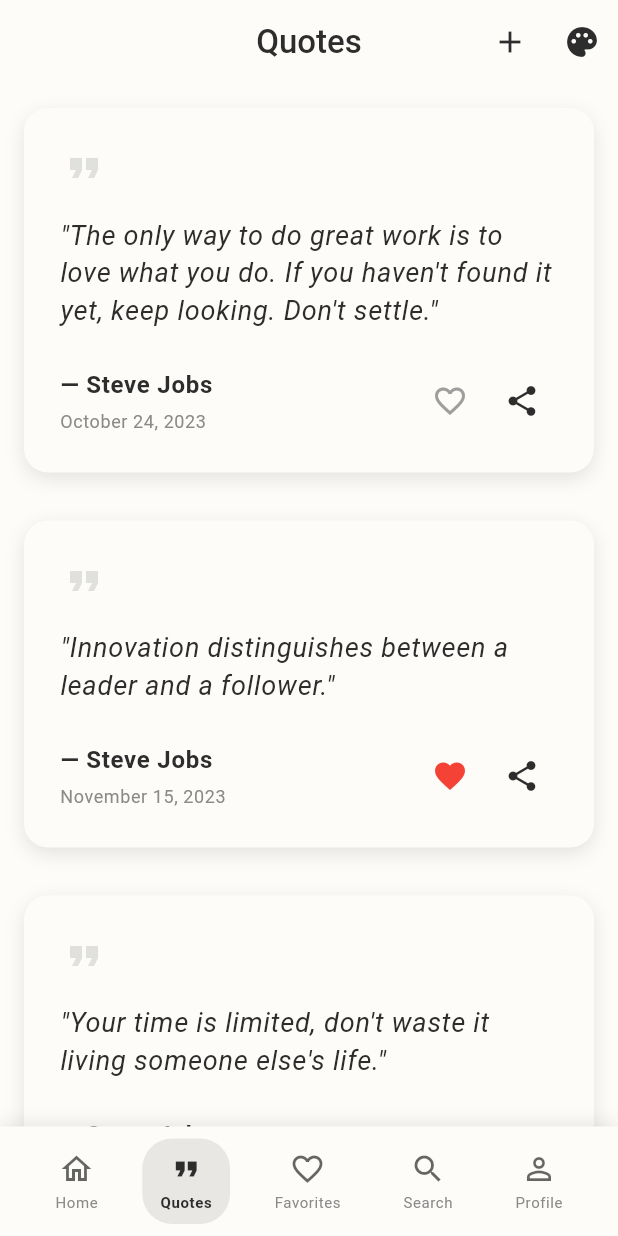
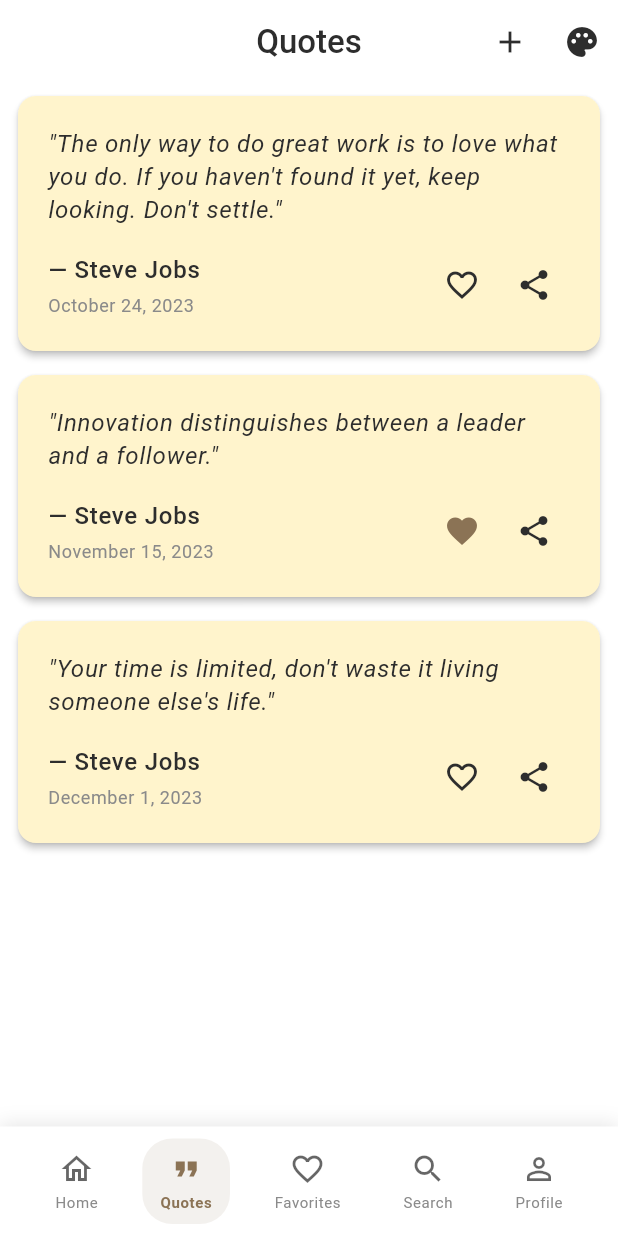
Before and after one commit to akshayxemo/quote-vault, a Flutter app: the QuotesScreen screen opened by its route, on a phone screen of 412 x 824 dp. Run offline on Flutter 3.47's test engine with Material 3 defaults, Android fonts, the phone set to English and light mode, and no system bars; our stand-ins replace dartz, equatable, flutter_bloc, get_it, go_router, share_plus and 2 more; missing offline and left inert: gal; accounts and stored records are empty.

Commit message:
fixed share issue and also themes. added text size adjustable feature for quotes only.

```diff
--- /dev/null
+++ b/lib/core/settings/text_size_provider.dart
@@ -0,0 +1,39 @@
+import 'package:flutter/material.dart';
+import 'package:shared_preferences/shared_preferences.dart';
+
+class TextSizeProvider extends ChangeNotifier {
+  static const String _textSizeKey = 'quote_text_size';
+  static const double _defaultTextSize = 16.0;
+  static const double _minTextSize = 8.0;
+  static const double _maxTextSize = 18.0;
+
+  double _textSize = _defaultTextSize;
+  final SharedPreferences _prefs;
+
+  TextSizeProvider(this._prefs) {
+    _loadTextSize();
+  }
+
+  double get textSize => _textSize;
+  double get minTextSize => _minTextSize;
+  double get maxTextSize => _maxTextSize;
+
+  void _loadTextSize() {
+    _textSize = _prefs.getDouble(_textSizeKey) ?? _defaultTextSize;
+    notifyListeners();
+  }
+
+  Future<void> setTextSize(double size) async {
+    if (size < _minTextSize || size > _maxTextSize) return;
+
+    _textSize = size;
+    await _prefs.setDouble(_textSizeKey, size);
+    notifyListeners();
+  }
+
+  String getTextSizeLabel() {
+    if (_textSize <= 10) return 'Small';
+    if (_textSize <= 14) return 'Medium';
+    return 'Large';
+  }
+}
--- a/lib/main.dart
+++ b/lib/main.dart
@@ -2,9 +2,11 @@ import 'package:flutter/material.dart';
 import 'package:flutter_bloc/flutter_bloc.dart';
 import 'package:provider/provider.dart';
 import 'package:quote_vault/core/theme/theme_provider.dart';
+import 'package:quote_vault/core/settings/text_size_provider.dart';
 import 'package:quote_vault/core/constants/app_constants.dart';
 import 'package:quote_vault/app/routes/routes.dart';
 import 'package:supabase_flutter/supabase_flutter.dart';
+import 'package:shared_preferences/shared_preferences.dart';
 import 'core/di/injection_container.dart' as di;
 import 'core/di/auth_injections.dart';
 import 'presentation/bloc/auth/auth_bloc.dart';
@@ -21,17 +23,23 @@ void main() async{
   // Initialize dependency injection
   await di.init();
 
-  runApp(const MyApp());
+  // Initialize SharedPreferences for TextSizeProvider
+  final prefs = await SharedPreferences.getInstance();
+
+  runApp(MyApp(prefs: prefs));
 }
 
 class MyApp extends StatelessWidget {
-  const MyApp({super.key});
+  final SharedPreferences prefs;
+
+  const MyApp({super.key, required this.prefs});
 
   @override
   Widget build(BuildContext context) {
     return MultiProvider(
       providers: [
         ChangeNotifierProvider(create: (context) => ThemeProvider()),
+        ChangeNotifierProvider(create: (context) => TextSizeProvider(prefs)),
         BlocProvider<AuthBloc>(
           create: (_) => sl<AuthBloc>()
             ..add(const CheckSessionEvent()),
--- a/lib/presentation/screens/quotes/quotes_screen.dart
+++ b/lib/presentation/screens/quotes/quotes_screen.dart
@@ -86,7 +86,7 @@ class _QuotesScreenState extends State<QuotesScreen> {
                 final quote = _quotes[index];
                 return QuoteCard(
                   quote: quote,
-                  style: QuoteCardStyle.minimal,
+                  style: QuoteCardStyle.defaultStyle,
                   isFavorited: quote.isFavorite,
                   onFavorite: () {
                     setState(() {
--- a/lib/presentation/widgets/navigation/bottom_nav_bar.dart
+++ b/lib/presentation/widgets/navigation/bottom_nav_bar.dart
@@ -103,7 +103,7 @@ class BottomNavBar extends StatelessWidget {
         decoration: BoxDecoration(
           borderRadius: BorderRadius.circular(20),
           color: isActive
-              ? Theme.of(context).primaryColor.withValues(alpha: 0.1)
+              ? Theme.of(context).colorScheme.tertiary.withValues(alpha: 0.1)
               : Colors.transparent,
         ),
         child: Column(
@@ -115,7 +115,7 @@ class BottomNavBar extends StatelessWidget {
                 isActive ? activeIcon : icon,
                 key: ValueKey(isActive),
                 color: isActive
-                    ? Theme.of(context).primaryColor
+                    ? Theme.of(context).colorScheme.tertiary
                     : Theme.of(context).iconTheme.color?.withValues(alpha: 0.6),
                 size: 24,
               ),
@@ -126,7 +126,7 @@ class BottomNavBar extends StatelessWidget {
               fontSize: 10,
               fontWeight: isActive ? FontWeight.w600 : FontWeight.w400,
               customColor: isActive
-                  ? Theme.of(context).primaryColor
+                  ? Theme.of(context).colorScheme.tertiary
                   : null,
             ),
           ],
--- a/lib/presentation/widgets/profile/theme_selector_modal.dart
+++ b/lib/presentation/widgets/profile/theme_selector_modal.dart
@@ -210,7 +210,7 @@ class ThemeSelectorModal extends StatelessWidget {
             if (isSelected)
               Icon(
                 Icons.check_circle,
-                color: Theme.of(context).primaryColor,
+                color: Theme.of(context).colorScheme.tertiary,
                 size: 24,
               )
             else
--- a/lib/presentation/widgets/quote/quote_card.dart
+++ b/lib/presentation/widgets/quote/quote_card.dart
@@ -5,13 +5,14 @@ import 'package:flutter/material.dart';
 import 'package:flutter/rendering.dart';
 import 'package:share_plus/share_plus.dart';
 import 'package:path_provider/path_provider.dart';
-import 'package:gallery_saver/gallery_saver.dart';
+import 'package:gal/gal.dart';
 import 'package:quote_vault/domain/entities/quote.dart';
 import 'package:quote_vault/presentation/widgets/common/themed_text.dart';
 import 'package:quote_vault/presentation/widgets/quote/quote_card_styles.dart';
 import 'package:quote_vault/presentation/widgets/quote/shareable_quote_card.dart';
 
 enum QuoteCardStyle {
+  defaultStyle,
   minimal,
   elegant,
   modern,
@@ -48,6 +49,8 @@ class _QuoteCardState extends State<QuoteCard> {
 
   ShareableCardStyle _mapToShareableStyle(QuoteCardStyle style) {
     switch (style) {
+      case QuoteCardStyle.defaultStyle:
+        return ShareableCardStyle.minimal;
       case QuoteCardStyle.minimal:
         return ShareableCardStyle.minimal;
       case QuoteCardStyle.elegant:
@@ -60,13 +63,20 @@ class _QuoteCardState extends State<QuoteCard> {
   @override
   Widget build(BuildContext context) {
     return Container(
-      margin: const EdgeInsets.all(16),
+      margin: const EdgeInsets.symmetric(vertical: 4.0, horizontal: 8.0),
       child: _buildCardByStyle(),
     );
   }
 
   Widget _buildCardByStyle() {
     switch (widget.style) {
+      case QuoteCardStyle.defaultStyle:
+        return QuoteCardStyles.defaultStyle(
+          quote: widget.quote,
+          onFavorite: widget.onFavorite,
+          onShare: _showShareOptions,
+          isFavorited: widget.isFavorited,
+        );
       case QuoteCardStyle.minimal:
         return QuoteCardStyles.minimal(
           quote: widget.quote,
@@ -470,19 +480,8 @@ class _QuoteCardState extends State<QuoteCard> {
       final imageFile = await _captureShareableWidget();
       if (imageFile != null) {
         // Try to save directly to gallery first
-        final success = await GallerySaver.saveImage(imageFile.path);
-
-        if (success == true) {
-          _showSuccessSnackBar('Quote card saved to gallery!');
-        } else {
-          // Fallback to share if direct save fails
-          await Share.shareXFiles(
-            [XFile(imageFile.path)],
-            text: 'Check out this quote!',
-            subject: 'Quote Card',
-          );
-          _showSuccessSnackBar('Quote card ready to save! Use the share menu to save to gallery.');
-        }
+        await Gal.putImage(imageFile.path);
+        _showSuccessSnackBar('Quote card saved to gallery!');
       }
     } catch (e) {
       // If gallery save fails, fallback to share
--- a/lib/presentation/widgets/quote/quote_card_styles.dart
+++ b/lib/presentation/widgets/quote/quote_card_styles.dart
@@ -1,8 +1,81 @@
 import 'package:flutter/material.dart';
+import 'package:provider/provider.dart';
 import 'package:quote_vault/domain/entities/quote.dart';
 import 'package:quote_vault/presentation/widgets/common/themed_text.dart';
+import 'package:quote_vault/core/settings/text_size_provider.dart';
 
 class QuoteCardStyles {
+  static Widget defaultStyle({
+    required Quote quote,
+    VoidCallback? onFavorite,
+    VoidCallback? onShare,
+    bool isFavorited = false,
+  }) {
+    return Builder(
+      builder: (context) {
+        final textSize = context.watch<TextSizeProvider>().textSize;
+
+        return Card(
+          elevation: 2,
+          child: Padding(
+            padding: const EdgeInsets.all(20),
+            child: Column(
+              crossAxisAlignment: CrossAxisAlignment.start,
+              children: [
+                // Quote text
+                ThemedText.body(
+                  '"${quote.text}"',
+                  fontSize: textSize,
+                  fontStyle: FontStyle.italic,
+                  height: 1.4,
+                ),
+
+                const SizedBox(height: 16),
+
+                // Author and actions row
+                Row(
+                  children: [
+                    Expanded(
+                      child: Column(
+                        crossAxisAlignment: CrossAxisAlignment.start,
+                        children: [
+                          ThemedText.body(
+                            '— ${quote.author}',
+                            fontWeight: FontWeight.w500,
+                          ),
+                          const SizedBox(height: 4),
+                          ThemedText.caption(
+                            _formatDate(quote.createdAt),
+                            fontSize: 12,
+                          ),
+                        ],
+                      ),
+                    ),
+
+                    // Action buttons
+                    IconButton(
+                      onPressed: onFavorite,
+                      icon: Icon(
+                        isFavorited ? Icons.favorite : Icons.favorite_border,
+                        color: isFavorited
+                            ? Theme.of(context).colorScheme.tertiary
+                            : null,
+                      ),
+                    ),
+                    IconButton(
+                      onPressed: onShare,
+                      icon: const Icon(Icons.share),
+                    ),
+                  ],
+                ),
+              ],
+            ),
+          ),
+        );
+      },
+    );
+  }
+
   static Widget minimal({
     required Quote quote,
     VoidCallback? onFavorite,
--- a/pubspec.yaml
+++ b/pubspec.yaml
@@ -49,7 +49,7 @@ dependencies:
   share_plus: ^10.1.2
   path_provider: ^2.1.4
   permission_handler: ^11.3.1
-  gallery_saver: ^2.3.2
+  gal: ^2.3.0
 
 dev_dependencies:
   flutter_test:
```
Also changed, not shown: lib/core/theme/app_colors.dart (+6 -2 lines), lib/core/theme/app_themes.dart (+4 -4 lines), lib/presentation/screens/profile/profile_screen.dart (+38 -12 lines), lib/presentation/widgets/profile/profile_header.dart (+38 -21 lines), lib/presentation/widgets/quote/shareable_quote_card.dart (+6 -4 lines), pubspec.lock, 4 other files.
